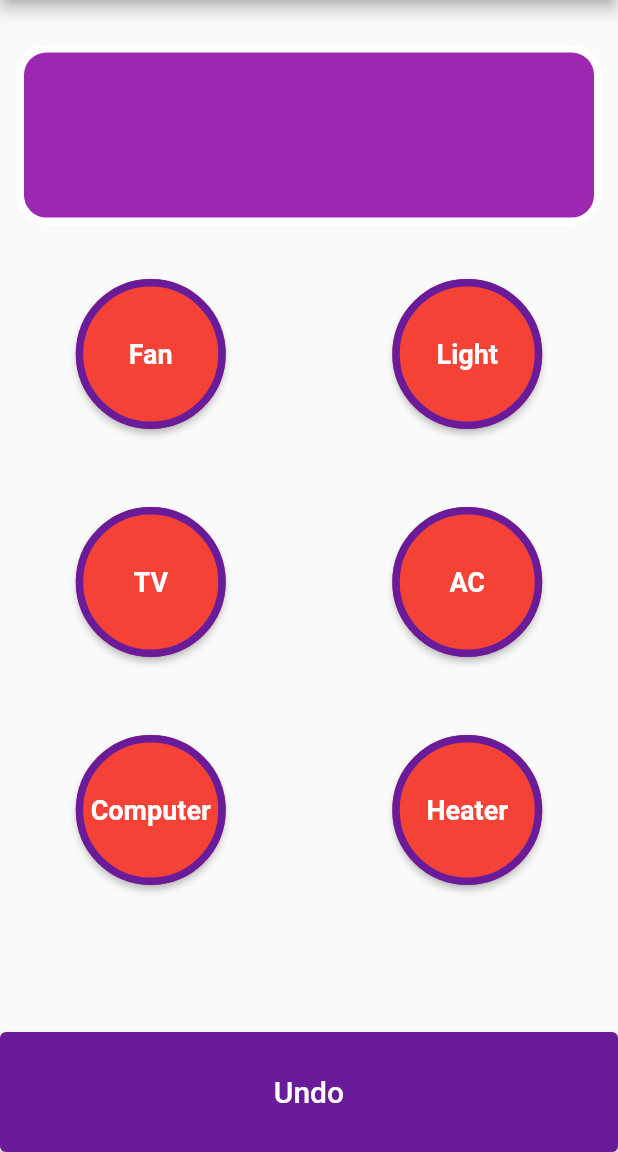
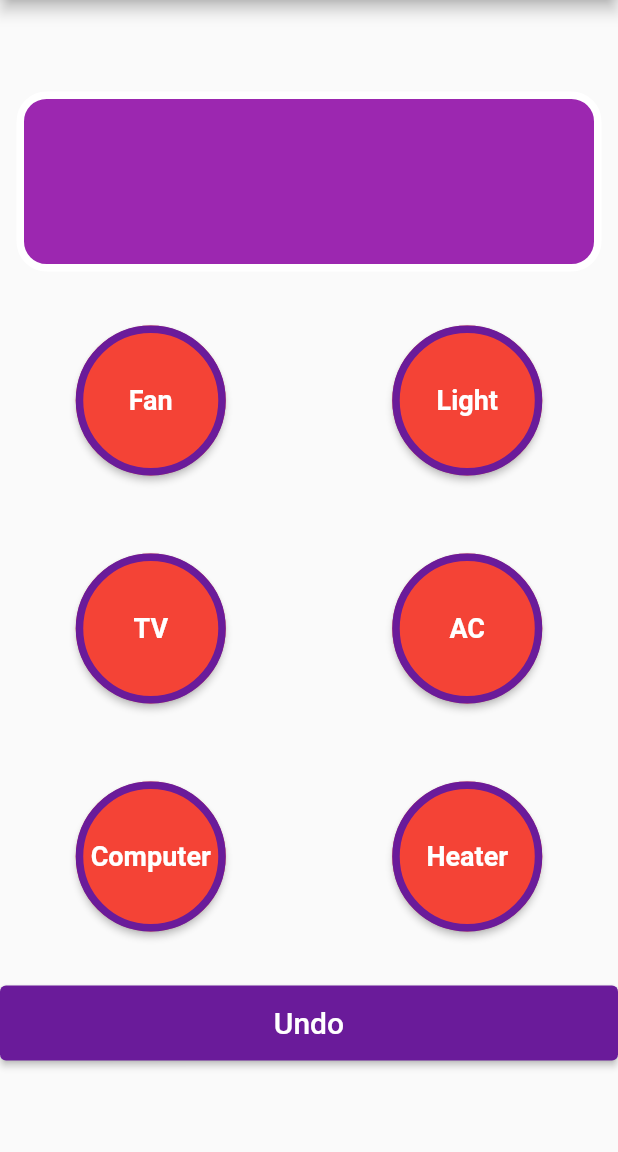
Before and after one commit to Tamim200042130/Remote-App, a Flutter app: the screen it shows after launch, on a phone screen of 412 x 824 dp, the part 84-1236 px from its top. Run offline on Flutter 3.47's test engine with Material 2 defaults, Android fonts, the light colour scheme and no system bars.

```diff
--- a/lib/CountDownDisplay.dart
+++ b/lib/CountDownDisplay.dart
@@ -14,7 +14,7 @@ class CountdownDisplay extends StatelessWidget {
           ? ' for $secondsRemaining seconds'
           : ''}',
       style: TextStyle(
-          fontSize: 20, color: Colors.purple[800], fontWeight: FontWeight.bold),
+          fontSize: 18, color: Colors.purple[800], fontWeight: FontWeight.bold),
     );
   }
 }
--- a/lib/RemoteScreen.dart
+++ b/lib/RemoteScreen.dart
@@ -37,10 +37,6 @@ class _RemoteScreenState extends State<RemoteScreen> {
       body: Column(
         mainAxisAlignment: MainAxisAlignment.center,
         children: [
-          SizedBox(height: 30),
-
-
-
 
           // Display the state of the current device
           Container(
@@ -68,8 +64,6 @@ class _RemoteScreenState extends State<RemoteScreen> {
           ),
 
           const SizedBox(height: 20),
-
-
 
           // Device buttons
           Row(
@@ -100,16 +94,14 @@ class _RemoteScreenState extends State<RemoteScreen> {
           ),
           const SizedBox(height: 20),
 
-
-
           // Countdown display
           if (secondsRemaining > 0)
-            CountdownDisplay(
-              deviceLabel: lastDeviceTurnedOff ?? '',
-              secondsRemaining: secondsRemaining,
+            Expanded(
+              child: CountdownDisplay(
+                deviceLabel: lastDeviceTurnedOff ?? '',
+                secondsRemaining: secondsRemaining,
+              ),
             ),
-          const Spacer(),
-
 
 
           // Undo button
@@ -143,7 +135,7 @@ class _RemoteScreenState extends State<RemoteScreen> {
             style: ElevatedButton.styleFrom(
               primary: Colors.purple[800],
               padding: const EdgeInsets.all(8.0),
-              fixedSize: Size(800, 80),
+              fixedSize: Size(800, 50),
             ),
             child: const Text(
               'Undo',
@@ -154,8 +146,6 @@ class _RemoteScreenState extends State<RemoteScreen> {
       ),
     );
   }
-
-
 
   // Build device button
   Widget _buildDeviceButton(RemoteDevice device) {
@@ -195,7 +185,6 @@ class _RemoteScreenState extends State<RemoteScreen> {
     );
   }
 
-
   //Start the off timer
   void _startOffTimer(RemoteDevice device) {
     _cancelOffTimer(device.label);
@@ -220,8 +209,6 @@ class _RemoteScreenState extends State<RemoteScreen> {
     );
   }
 
-
-
   //Cancel the off timer
   void _cancelOffTimer(String deviceLabel) {
     offTimers[deviceLabel]?.cancel();
@@ -230,7 +217,6 @@ class _RemoteScreenState extends State<RemoteScreen> {
     });
   }
 
-
   //Cancel all off timers
   void _cancelAllOffTimers() {
     for (var device in devices) {
--- /dev/null
+++ b/version.txt
@@ -0,0 +1 @@
+2.1
```
Also changed, not shown: 1 other file.
